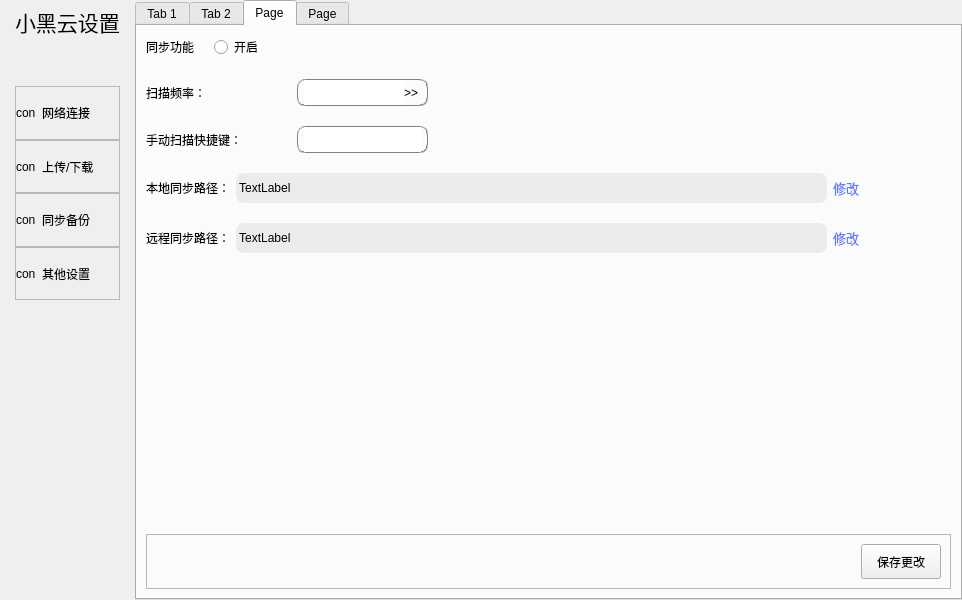
Qt form ui/Setting.ui (aibotez/SBCClientV2) before a commit.
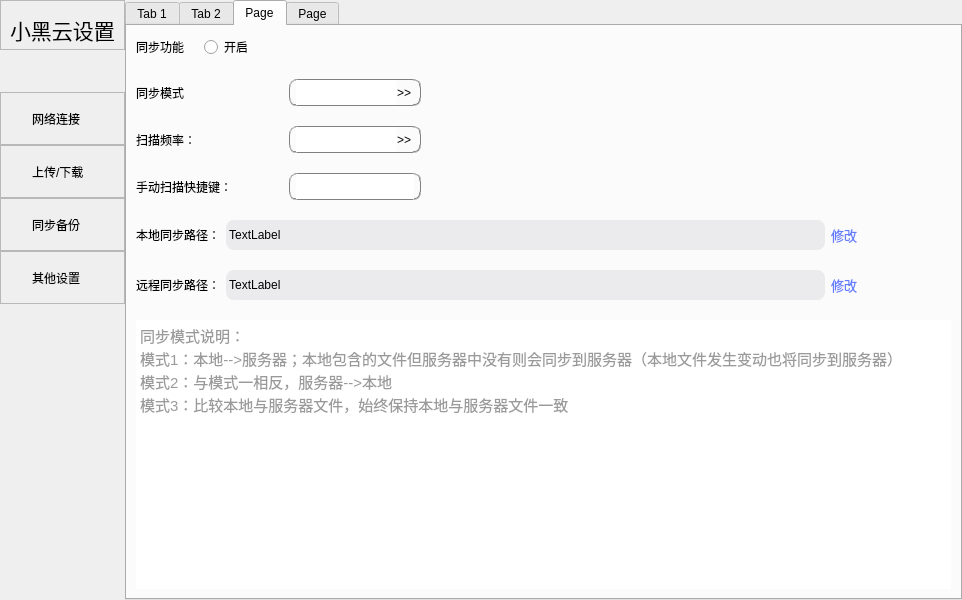
The same form after that commit.

```diff
--- a/ui/Setting.ui
+++ b/ui/Setting.ui
@@ -45,26 +45,53 @@
     <number>0</number>
    </property>
    <item row="0" column="0">
-    <layout class="QVBoxLayout" name="verticalLayout_2" stretch="1,1,5,7">
+    <layout class="QVBoxLayout" name="verticalLayout_2" stretch="0,1,5,7">
      <property name="spacing">
       <number>0</number>
      </property>
      <property name="leftMargin">
-      <number>15</number>
+      <number>0</number>
      </property>
      <property name="rightMargin">
-      <number>15</number>
+      <number>0</number>
      </property>
      <item>
-      <widget class="QLabel" name="label_9">
-       <property name="font">
-        <font>
-         <pointsize>16</pointsize>
-        </font>
+      <widget class="QFrame" name="frame_13">
+       <property name="minimumSize">
+        <size>
+         <width>100</width>
+         <height>50</height>
+        </size>
        </property>
-       <property name="text">
-        <string>小黑云设置</string>
+       <property name="frameShape">
+        <enum>QFrame::StyledPanel</enum>
        </property>
+       <property name="frameShadow">
+        <enum>QFrame::Raised</enum>
+       </property>
+       <layout class="QHBoxLayout" name="horizontalLayout_25">
+        <property name="spacing">
+         <number>0</number>
+        </property>
+        <property name="rightMargin">
+         <number>9</number>
+        </property>
+        <property name="bottomMargin">
+         <number>0</number>
+        </property>
+        <item>
+         <widget class="QLabel" name="label_37">
+          <property name="font">
+           <font>
+            <pointsize>16</pointsize>
+           </font>
+          </property>
+          <property name="text">
+           <string>小黑云设置</string>
+          </property>
+         </widget>
+        </item>
+       </layout>
       </widget>
      </item>
      <item>
@@ -85,6 +112,9 @@
        <property name="spacing">
         <number>0</number>
        </property>
+       <property name="leftMargin">
+        <number>0</number>
+       </property>
        <item>
         <widget class="QFrame" name="frame">
          <property name="styleSheet">
@@ -120,7 +150,7 @@
           <item>
            <widget class="QLabel" name="label_2">
             <property name="text">
-             <string>con</string>
+             <string/>
             </property>
            </widget>
           </item>
@@ -168,7 +198,7 @@
           <item>
            <widget class="QLabel" name="label_3">
             <property name="text">
-             <string>con</string>
+             <string/>
             </property>
            </widget>
           </item>
@@ -216,7 +246,7 @@
           <item>
            <widget class="QLabel" name="label_5">
             <property name="text">
-             <string>con</string>
+             <string/>
             </property>
            </widget>
           </item>
@@ -264,7 +294,7 @@
           <item>
            <widget class="QLabel" name="label_7">
             <property name="text">
-             <string>con</string>
+             <string/>
             </property>
            </widget>
           </item>
@@ -779,6 +809,102 @@
          </item>
         </layout>
        </item>
+       <item>
+        <layout class="QHBoxLayout" name="horizontalLayout_18" stretch="1,1,4">
+         <item>
+          <widget class="QLabel" name="label_38">
+           <property name="minimumSize">
+            <size>
+             <width>100</width>
+             <height>0</height>
+            </size>
+           </property>
+           <property name="text">
+            <string>同步模式</string>
+           </property>
+          </widget>
+         </item>
+         <item>
+          <widget class="QFrame" name="frame_10">
+           <property name="minimumSize">
+            <size>
+             <width>0</width>
+             <height>27</height>
+            </size>
+           </property>
+           <property name="maximumSize">
+            <size>
+             <width>16777215</width>
+             <height>27</height>
+            </size>
+           </property>
+           <property name="styleSheet">
+            <string notr="true">#frame_10{
+	border:1px groove gray;
+	border-radius:8px;
+	
+}
+#frame_10 QLineEdit{
+	border:none;
+}</string>
+           </property>
+           <property name="frameShape">
+            <enum>QFrame::StyledPanel</enum>
+           </property>
+           <property name="frameShadow">
+            <enum>QFrame::Raised</enum>
+           </property>
+           <layout class="QHBoxLayout" name="horizontalLayout_24">
+            <property name="spacing">
+             <number>0</number>
+            </property>
+            <property name="leftMargin">
+             <number>6</number>
+            </property>
+            <property name="topMargin">
+             <number>0</number>
+            </property>
+            <property name="bottomMargin">
+             <number>0</number>
+            </property>
+            <item>
+             <widget class="QLineEdit" name="lineEdit_6">
+              <property name="minimumSize">
+               <size>
+                <width>0</width>
+                <height>25</height>
+               </size>
+              </property>
+             </widget>
+            </item>
+            <item>
+             <widget class="QLabel" name="label_39">
+              <property name="cursor">
+               <cursorShape>PointingHandCursor</cursorShape>
+              </property>
+              <property name="text">
+               <string>&gt;&gt;</string>
+              </property>
+             </widget>
+            </item>
+           </layout>
+          </widget>
+         </item>
+         <item>
+          <spacer name="horizontalSpacer_9">
+           <property name="orientation">
+            <enum>Qt::Horizontal</enum>
+           </property>
+           <property name="sizeHint" stdset="0">
+            <size>
+             <width>258</width>
+             <height>20</height>
+            </size>
+           </property>
+          </spacer>
+         </item>
+        </layout>
+       </item>
        <item>
         <layout class="QHBoxLayout" name="horizontalLayout_14" stretch="1,1,4">
          <item>
@@ -1109,60 +1235,23 @@
         </layout>
        </item>
        <item>
-        <spacer name="verticalSpacer_4">
-         <property name="orientation">
-          <enum>Qt::Vertical</enum>
+        <widget class="QTextEdit" name="textEdit_2">
+         <property name="styleSheet">
+          <string notr="true">#textEdit_2{
+	border:none;
+	color:rgb(154, 154, 154);
+}</string>
          </property>
-         <property name="sizeHint" stdset="0">
-          <size>
-           <width>20</width>
-           <height>235</height>
-          </size>
+         <property name="html">
+          <string>&lt;!DOCTYPE HTML PUBLIC &quot;-//W3C//DTD HTML 4.0//EN&quot; &quot;http://www.w3.org/TR/REC-html40/strict.dtd&quot;&gt;
+&lt;html&gt;&lt;head&gt;&lt;meta name=&quot;qrichtext&quot; content=&quot;1&quot; /&gt;&lt;style type=&quot;text/css&quot;&gt;
+p, li { white-space: pre-wrap; }
+&lt;/style&gt;&lt;/head&gt;&lt;body style=&quot; font-family:'SimSun'; font-size:9pt; font-weight:400; font-style:normal;&quot;&gt;
+&lt;p style=&quot; margin-top:0px; margin-bottom:0px; margin-left:0px; margin-right:0px; -qt-block-indent:0; text-indent:0px;&quot;&gt;&lt;span style=&quot; font-size:11pt;&quot;&gt;同步模式说明：&lt;/span&gt;&lt;/p&gt;
+&lt;p style=&quot; margin-top:0px; margin-bottom:0px; margin-left:0px; margin-right:0px; -qt-block-indent:0; text-indent:0px;&quot;&gt;&lt;span style=&quot; font-size:11pt;&quot;&gt;模式1：本地--&amp;gt;服务器；本地包含的文件但服务器中没有则会同步到服务器（本地文件发生变动也将同步到服务器）&lt;/span&gt;&lt;/p&gt;
+&lt;p style=&quot; margin-top:0px; margin-bottom:0px; margin-left:0px; margin-right:0px; -qt-block-indent:0; text-indent:0px;&quot;&gt;&lt;span style=&quot; font-size:11pt;&quot;&gt;模式2：与模式一相反，服务器--&amp;gt;本地&lt;/span&gt;&lt;/p&gt;
+&lt;p style=&quot; margin-top:0px; margin-bottom:0px; margin-left:0px; margin-right:0px; -qt-block-indent:0; text-indent:0px;&quot;&gt;&lt;span style=&quot; font-size:11pt;&quot;&gt;模式3：比较本地与服务器文件，始终保持本地与服务器文件一致&lt;/span&gt;&lt;/p&gt;&lt;/body&gt;&lt;/html&gt;</string>
          </property>
-        </spacer>
-       </item>
-       <item>
-        <widget class="QFrame" name="frame_10">
-         <property name="minimumSize">
-          <size>
-           <width>0</width>
-           <height>50</height>
-          </size>
-         </property>
-         <property name="frameShape">
-          <enum>QFrame::StyledPanel</enum>
-         </property>
-         <property name="frameShadow">
-          <enum>QFrame::Raised</enum>
-         </property>
-         <layout class="QHBoxLayout" name="horizontalLayout_18">
-          <item>
-           <spacer name="horizontalSpacer_9">
-            <property name="orientation">
-             <enum>Qt::Horizontal</enum>
-            </property>
-            <property name="sizeHint" stdset="0">
-             <size>
-              <width>399</width>
-              <height>20</height>
-             </size>
-            </property>
-           </spacer>
-          </item>
-          <item>
-           <widget class="QPushButton" name="pushButton_4">
-            <property name="minimumSize">
-             <size>
-              <width>0</width>
-              <height>35</height>
-             </size>
-            </property>
-            <property name="text">
-             <string>保存更改</string>
-            </property>
-           </widget>
-          </item>
-         </layout>
         </widget>
        </item>
       </layout>
@@ -1388,50 +1477,6 @@
          </property>
         </spacer>
        </item>
-       <item>
-        <widget class="QFrame" name="frame_12">
-         <property name="minimumSize">
-          <size>
-           <width>0</width>
-           <height>50</height>
-          </size>
-         </property>
-         <property name="frameShape">
-          <enum>QFrame::StyledPanel</enum>
-         </property>
-         <property name="frameShadow">
-          <enum>QFrame::Raised</enum>
-         </property>
-         <layout class="QHBoxLayout" name="horizontalLayout_24">
-          <item>
-           <spacer name="horizontalSpacer_15">
-            <property name="orientation">
-             <enum>Qt::Horizontal</enum>
-            </property>
-            <property name="sizeHint" stdset="0">
-             <size>
-              <width>399</width>
-              <height>20</height>
-             </size>
-            </property>
-           </spacer>
-          </item>
-          <item>
-           <widget class="QPushButton" name="pushButton_5">
-            <property name="minimumSize">
-             <size>
-              <width>0</width>
-              <height>35</height>
-             </size>
-            </property>
-            <property name="text">
-             <string>保存更改</string>
-            </property>
-           </widget>
-          </item>
-         </layout>
-        </widget>
-       </item>
       </layout>
      </widget>
     </widget>
```
Left out of the diff: 46 changed lines with no effect on the pictures.
